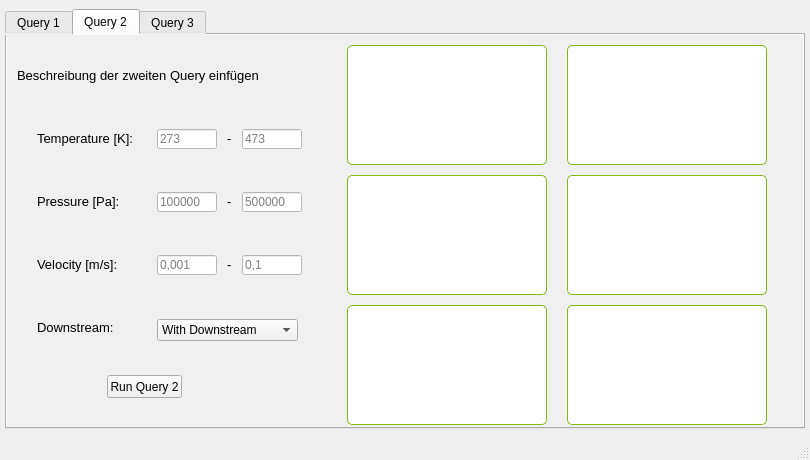
Above: VoelkenrathMA/querys.ui from TUDoAD/Abschlussarbeiten_Behr before the change. Below: the same form after it.
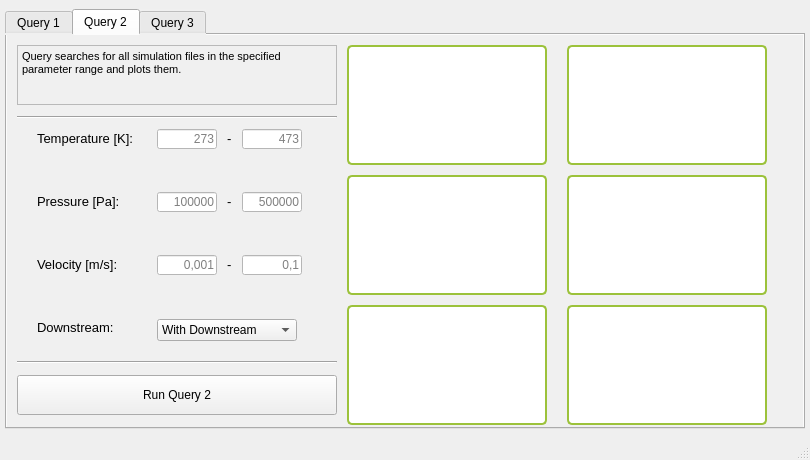
That is the form after the change. The open tabs and pages were chosen to show the change. Icons and pictures are not drawn.

What changed in the file:
```diff
--- a/VoelkenrathMA/querys.ui
+++ b/VoelkenrathMA/querys.ui
@@ -289,19 +289,6 @@
        <string>Temperature [K]:</string>
       </property>
      </widget>
-     <widget class="QPushButton" name="pushButton_2">
-      <property name="geometry">
-       <rect>
-        <x>100</x>
-        <y>340</y>
-        <width>75</width>
-        <height>23</height>
-       </rect>
-      </property>
-      <property name="text">
-       <string>Run Query 2</string>
-      </property>
-     </widget>
      <widget class="QLabel" name="label_9">
       <property name="geometry">
        <rect>
@@ -361,7 +348,7 @@
        <rect>
         <x>150</x>
         <y>284</y>
-        <width>141</width>
+        <width>140</width>
         <height>22</height>
        </rect>
       </property>
@@ -376,27 +363,6 @@
        </property>
       </item>
      </widget>
-     <widget class="QLabel" name="label_12">
-      <property name="geometry">
-       <rect>
-        <x>10</x>
-        <y>0</y>
-        <width>320</width>
-        <height>80</height>
-       </rect>
-      </property>
-      <property name="font">
-       <font>
-        <pointsize>10</pointsize>
-       </font>
-      </property>
-      <property name="styleSheet">
-       <string notr="true"/>
-      </property>
-      <property name="text">
-       <string>Beschreibung der zweiten Query einfügen</string>
-      </property>
-     </widget>
      <widget class="QLabel" name="label_14">
       <property name="geometry">
        <rect>
@@ -463,7 +429,7 @@
       <property name="styleSheet">
        <string notr="true">background-color: rgb(255, 255, 255);
 border-radius: 5px;
-border: 1px solid #83b818;</string>
+border: 2px solid rgb(156, 194, 59);</string>
       </property>
      </widget>
      <widget class="QWidget" name="widget_4" native="true">
@@ -478,7 +444,7 @@
       <property name="styleSheet">
        <string notr="true">background-color: rgb(255, 255, 255);
 border-radius: 5px;
-border: 1px solid #83b818;</string>
+border: 2px solid rgb(156, 194, 59);</string>
       </property>
      </widget>
      <widget class="QWidget" name="widget_6" native="true">
@@ -493,7 +459,7 @@
       <property name="styleSheet">
        <string notr="true">background-color: rgb(255, 255, 255);
 border-radius: 5px;
-border: 1px solid #83b818;</string>
+border: 2px solid rgb(156, 194, 59);</string>
       </property>
      </widget>
      <widget class="QWidget" name="widget_7" native="true">
@@ -508,7 +474,7 @@
       <property name="styleSheet">
        <string notr="true">background-color: rgb(255, 255, 255);
 border-radius: 5px;
-border: 1px solid #83b818;</string>
+border: 2px solid rgb(156, 194, 59);</string>
       </property>
      </widget>
      <widget class="QWidget" name="widget_8" native="true">
@@ -523,7 +489,7 @@
       <property name="styleSheet">
        <string notr="true">background-color: rgb(255, 255, 255);
 border-radius: 5px;
-border: 1px solid #83b818;</string>
+border: 2px solid rgb(156, 194, 59);</string>
       </property>
      </widget>
      <widget class="QWidget" name="widget_9" native="true">
@@ -538,7 +504,7 @@
       <property name="styleSheet">
        <string notr="true">background-color: rgb(255, 255, 255);
 border-radius: 5px;
-border: 1px solid #83b818;</string>
+border: 2px solid rgb(156, 194, 59);</string>
       </property>
      </widget>
      <widget class="QLineEdit" name="lineEdit_4">
@@ -556,6 +522,9 @@
       <property name="inputMethodHints">
        <set>Qt::ImhDigitsOnly</set>
       </property>
+      <property name="alignment">
+       <set>Qt::AlignRight|Qt::AlignTrailing|Qt::AlignVCenter</set>
+      </property>
       <property name="placeholderText">
        <string>0,001</string>
       </property>
@@ -575,6 +544,9 @@
       <property name="inputMethodHints">
        <set>Qt::ImhDigitsOnly</set>
       </property>
+      <property name="alignment">
+       <set>Qt::AlignRight|Qt::AlignTrailing|Qt::AlignVCenter</set>
+      </property>
       <property name="placeholderText">
        <string>273</string>
       </property>
@@ -594,6 +566,9 @@
       <property name="inputMethodHints">
        <set>Qt::ImhDigitsOnly</set>
       </property>
+      <property name="alignment">
+       <set>Qt::AlignRight|Qt::AlignTrailing|Qt::AlignVCenter</set>
+      </property>
       <property name="placeholderText">
        <string>100000</string>
       </property>
@@ -613,6 +588,9 @@
       <property name="inputMethodHints">
        <set>Qt::ImhDigitsOnly</set>
       </property>
+      <property name="alignment">
+       <set>Qt::AlignRight|Qt::AlignTrailing|Qt::AlignVCenter</set>
+      </property>
       <property name="placeholderText">
        <string>500000</string>
       </property>
@@ -632,6 +610,9 @@
       <property name="inputMethodHints">
        <set>Qt::ImhDigitsOnly</set>
       </property>
+      <property name="alignment">
+       <set>Qt::AlignRight|Qt::AlignTrailing|Qt::AlignVCenter</set>
+      </property>
       <property name="placeholderText">
        <string>473</string>
       </property>
@@ -651,10 +632,69 @@
       <property name="inputMethodHints">
        <set>Qt::ImhDigitsOnly</set>
       </property>
+      <property name="alignment">
+       <set>Qt::AlignRight|Qt::AlignTrailing|Qt::AlignVCenter</set>
+      </property>
       <property name="placeholderText">
        <string>0,1</string>
       </property>
      </widget>
+     <widget class="QTextBrowser" name="textBrowser_2">
+      <property name="geometry">
+       <rect>
+        <x>10</x>
+        <y>10</y>
+        <width>320</width>
+        <height>60</height>
+       </rect>
+      </property>
+      <property name="html">
+       <string>&lt;!DOCTYPE HTML PUBLIC &quot;-//W3C//DTD HTML 4.0//EN&quot; &quot;http://www.w3.org/TR/REC-html40/strict.dtd&quot;&gt;
+&lt;html&gt;&lt;head&gt;&lt;meta name=&quot;qrichtext&quot; content=&quot;1&quot; /&gt;&lt;style type=&quot;text/css&quot;&gt;
+p, li { white-space: pre-wrap; }
+&lt;/style&gt;&lt;/head&gt;&lt;body style=&quot; font-family:'MS Shell Dlg 2'; font-size:8.25pt; font-weight:400; font-style:normal;&quot;&gt;
+&lt;p style=&quot; margin-top:0px; margin-bottom:0px; margin-left:0px; margin-right:0px; -qt-block-indent:0; text-indent:0px;&quot;&gt;Query searches for all simulation files in the specified parameter range and plots them.&lt;/p&gt;&lt;/body&gt;&lt;/html&gt;</string>
+      </property>
+     </widget>
+     <widget class="Line" name="line_3">
+      <property name="geometry">
+       <rect>
+        <x>10</x>
+        <y>320</y>
+        <width>320</width>
+        <height>15</height>
+       </rect>
+      </property>
+      <property name="orientation">
+       <enum>Qt::Horizontal</enum>
+      </property>
+     </widget>
+     <widget class="Line" name="line_4">
+      <property name="geometry">
+       <rect>
+        <x>10</x>
+        <y>75</y>
+        <width>320</width>
+        <height>15</height>
+       </rect>
+      </property>
+      <property name="orientation">
+       <enum>Qt::Horizontal</enum>
+      </property>
+     </widget>
+     <widget class="QPushButton" name="Q2Button">
+      <property name="geometry">
+       <rect>
+        <x>10</x>
+        <y>340</y>
+        <width>320</width>
+        <height>40</height>
+       </rect>
+      </property>
+      <property name="text">
+       <string>Run Query 2</string>
+      </property>
+     </widget>
     </widget>
     <widget class="QWidget" name="Query_3">
      <attribute name="title">
```
Left out of the diff: 264 changed lines with no effect on the pictures.
